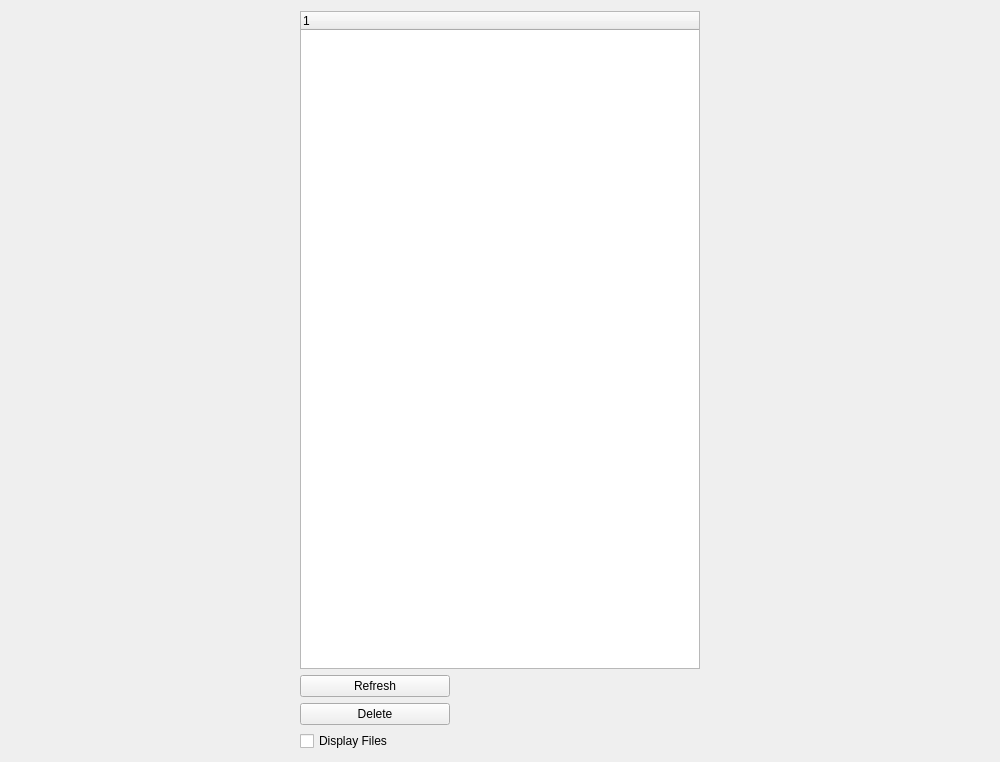
This is disker/widgets/analyser.ui in WillBrennan/disk_usage as Qt 5 draws it before an edit. The edited form follows.
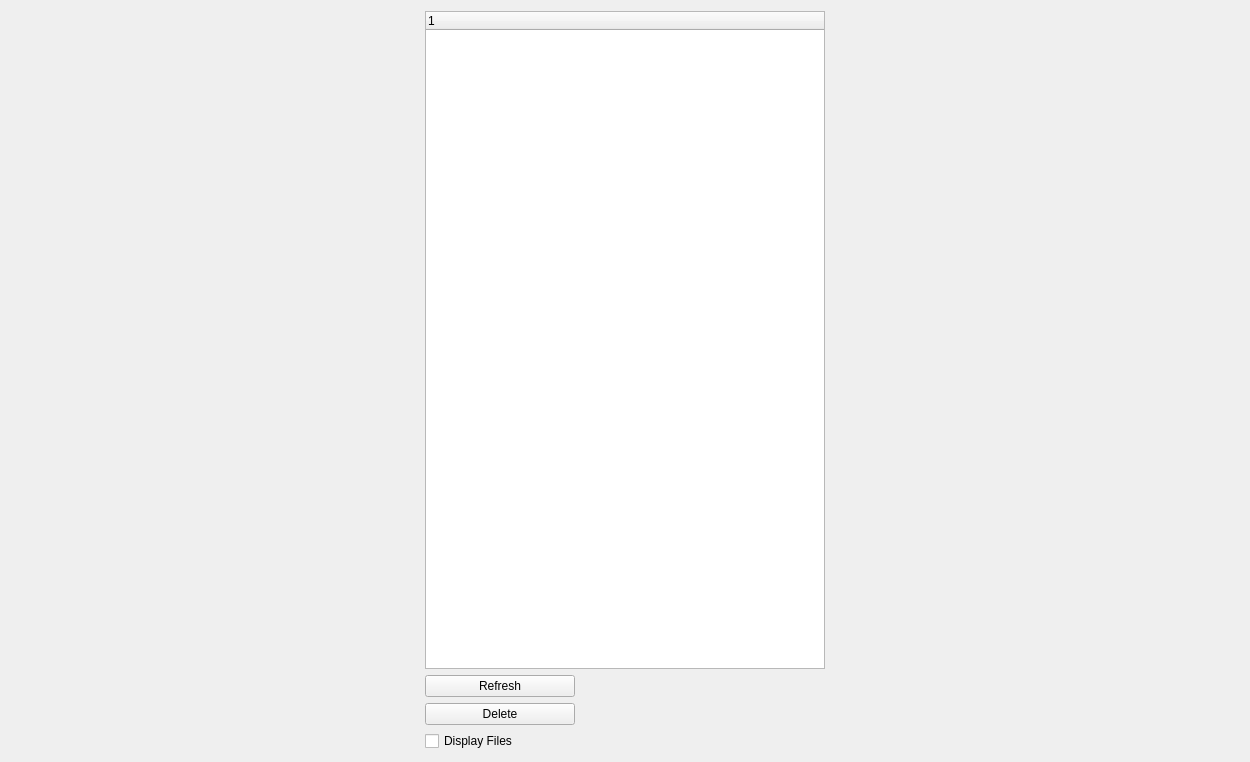
This is the edited form.

Commit message: analyser - cleaned up pie chart

What changed in the file:
```diff
--- a/disker/widgets/analyser.ui
+++ b/disker/widgets/analyser.ui
@@ -6,19 +6,19 @@
    <rect>
     <x>0</x>
     <y>0</y>
-    <width>1000</width>
+    <width>1250</width>
     <height>762</height>
    </rect>
   </property>
   <property name="minimumSize">
    <size>
-    <width>800</width>
+    <width>1250</width>
     <height>0</height>
    </size>
   </property>
   <property name="maximumSize">
    <size>
-    <width>1000</width>
+    <width>1250</width>
     <height>16777215</height>
    </size>
   </property>
```
The commit also changes 2 other files.
